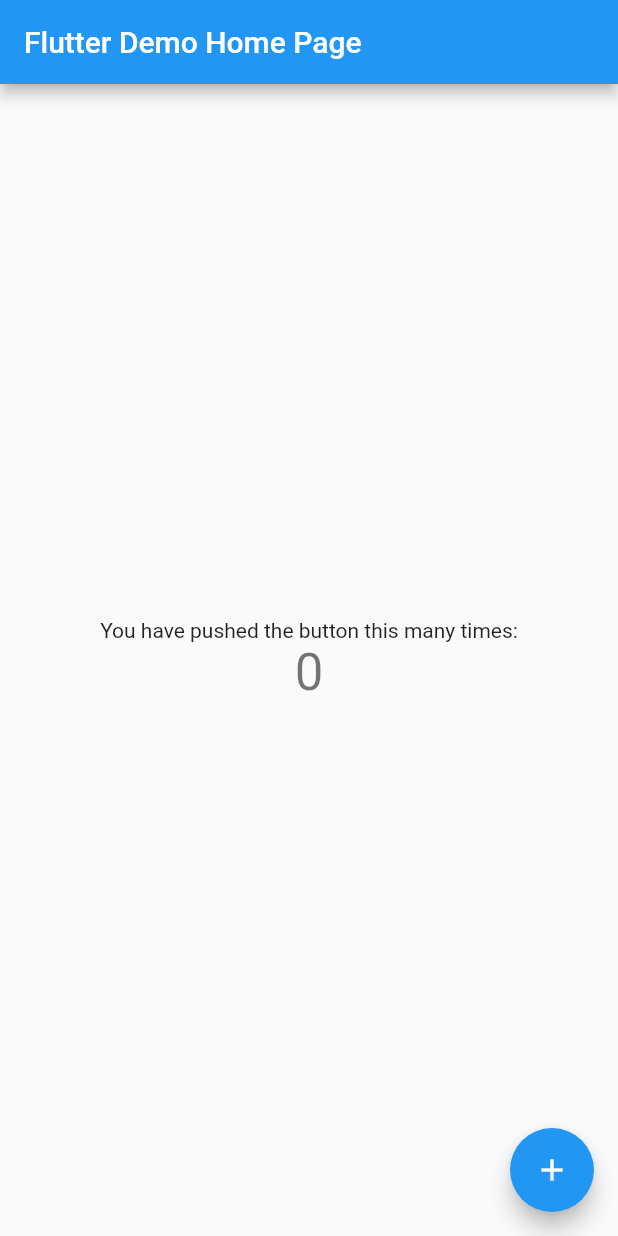
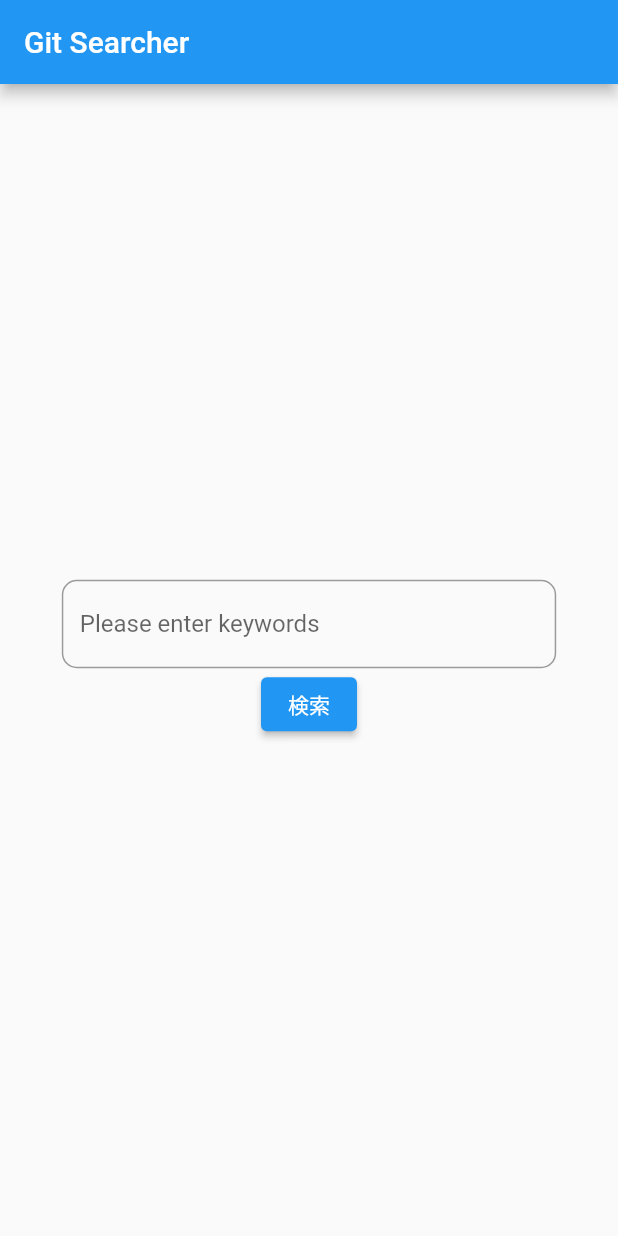
Before and after one commit to wataryo0408dev/yumemi_project, a Flutter app: the screen it shows after launch, on a phone screen of 412 x 824 dp. Run offline on Flutter 3.47's test engine with Material 2 defaults, Android fonts, the light colour scheme and no system bars.

Commit message:
add: input page

```diff
--- a/yumemi_project/lib/main.dart
+++ b/yumemi_project/lib/main.dart
@@ -1,115 +1,189 @@
 import 'package:flutter/material.dart';
 
-void main() {
+void main(){
   runApp(const MyApp());
 }
 
-class MyApp extends StatelessWidget {
+class MyApp extends StatelessWidget{
   const MyApp({super.key});
 
-  // This widget is the root of your application.
-  @override
-  Widget build(BuildContext context) {
+  Widget build(BuildContext context){
     return MaterialApp(
-      title: 'Flutter Demo',
+      title: "Yumemi Git Searcher",
       theme: ThemeData(
-        // This is the theme of your application.
-        //
-        // Try running your application with "flutter run". You'll see the
-        // application has a blue toolbar. Then, without quitting the app, try
-        // changing the primarySwatch below to Colors.green and then invoke
-        // "hot reload" (press "r" in the console where you ran "flutter run",
-        // or simply save your changes to "hot reload" in a Flutter IDE).
-        // Notice that the counter didn't reset back to zero; the application
-        // is not restarted.
-        primarySwatch: Colors.blue,
+
       ),
-      home: const MyHomePage(title: 'Flutter Demo Home Page'),
+      home: InputPage(),
     );
   }
 }
 
-class MyHomePage extends StatefulWidget {
-  const MyHomePage({super.key, required this.title});
+class InputPage extends StatefulWidget{
 
-  // This widget is the home page of your application. It is stateful, meaning
-  // that it has a State object (defined below) that contains fields that affect
-  // how it looks.
-
-  // This class is the configuration for the state. It holds the values (in this
-  // case the title) provided by the parent (in this case the App widget) and
-  // used by the build method of the State. Fields in a Widget subclass are
-  // always marked "final".
-
-  final String title;
+  const InputPage({super.key});
 
   @override
-  State<MyHomePage> createState() => _MyHomePageState();
+  State<InputPage> createState() => InputPageState();
 }
 
-class _MyHomePageState extends State<MyHomePage> {
-  int _counter = 0;
+class InputPageState extends State<InputPage>{
 
-  void _incrementCounter() {
-    setState(() {
-      // This call to setState tells the Flutter framework that something has
-      // changed in this State, which causes it to rerun the build method below
-      // so that the display can reflect the updated values. If we changed
-      // _counter without calling setState(), then the build method would not be
-      // called again, and so nothing would appear to happen.
-      _counter++;
-    });
-  }
+  String keyword = "";
 
   @override
-  Widget build(BuildContext context) {
-    // This method is rerun every time setState is called, for instance as done
-    // by the _incrementCounter method above.
-    //
-    // The Flutter framework has been optimized to make rerunning build methods
-    // fast, so that you can just rebuild anything that needs updating rather
-    // than having to individually change instances of widgets.
+  Widget build(BuildContext context){
+
+    final Size deviceSize = MediaQuery.of(context).size;
+
     return Scaffold(
       appBar: AppBar(
-        // Here we take the value from the MyHomePage object that was created by
-        // the App.build method, and use it to set our appbar title.
-        title: Text(widget.title),
+        title: const Text("Git Searcher"),
       ),
+
       body: Center(
-        // Center is a layout widget. It takes a single child and positions it
-        // in the middle of the parent.
         child: Column(
-          // Column is also a layout widget. It takes a list of children and
-          // arranges them vertically. By default, it sizes itself to fit its
-          // children horizontally, and tries to be as tall as its parent.
-          //
-          // Invoke "debug painting" (press "p" in the console, choose the
-          // "Toggle Debug Paint" action from the Flutter Inspector in Android
-          // Studio, or the "Toggle Debug Paint" command in Visual Studio Code)
-          // to see the wireframe for each widget.
-          //
-          // Column has various properties to control how it sizes itself and
-          // how it positions its children. Here we use mainAxisAlignment to
-          // center the children vertically; the main axis here is the vertical
-          // axis because Columns are vertical (the cross axis would be
-          // horizontal).
           mainAxisAlignment: MainAxisAlignment.center,
-          children: <Widget>[
-            const Text(
-              'You have pushed the button this many times:',
+          children: [
+            SizedBox(
+              width: deviceSize.width * 0.8,
+              child: TextField(
+                decoration: InputDecoration(
+                  border: OutlineInputBorder(
+                    borderRadius: BorderRadius.circular(10),
+                  ),
+                  hintText: "Please enter keywords"
+                ),
+                onChanged: (text) {
+                  keyword = text;
+                  print("keywords: $keyword");
+                },
+              ),
             ),
-            Text(
-              '$_counter',
-              style: Theme.of(context).textTheme.headlineMedium,
+
+            ElevatedButton(
+              onPressed: () {
+                //画面遷移
+              },
+              child: const Text("検索"),
             ),
           ],
         ),
-      ),
-      floatingActionButton: FloatingActionButton(
-        onPressed: _incrementCounter,
-        tooltip: 'Increment',
-        child: const Icon(Icons.add),
-      ), // This trailing comma makes auto-formatting nicer for build methods.
+      ) ,
     );
   }
 }
+
+
+// void main() {
+//   runApp(const MyApp());
+// }
+
+// class MyApp extends StatelessWidget {
+//   const MyApp({super.key});
+
+//   // This widget is the root of your application.
+//   @override
+//   Widget build(BuildContext context) {
+//     return MaterialApp(
+//       title: 'Flutter Demo',
+//       theme: ThemeData(
+//         // This is the theme of your application.
+//         //
+//         // Try running your application with "flutter run". You'll see the
+//         // application has a blue toolbar. Then, without quitting the app, try
+//         // changing the primarySwatch below to Colors.green and then invoke
+//         // "hot reload" (press "r" in the console where you ran "flutter run",
+//         // or simply save your changes to "hot reload" in a Flutter IDE).
+//         // Notice that the counter didn't reset back to zero; the application
+//         // is not restarted.
+//         primarySwatch: Colors.blue,
+//       ),
+//       home: const MyHomePage(title: 'Flutter Demo Home Page'),
+//     );
+//   }
+// }
+
+// class MyHomePage extends StatefulWidget {
+//   const MyHomePage({super.key, required this.title});
+
+//   // This widget is the home page of your application. It is stateful, meaning
+//   // that it has a State object (defined below) that contains fields that affect
+//   // how it looks.
+
+//   // This class is the configuration for the state. It holds the values (in this
+//   // case the title) provided by the parent (in this case the App widget) and
+//   // used by the build method of the State. Fields in a Widget subclass are
+//   // always marked "final".
+
+//   final String title;
+
+//   @override
+//   State<MyHomePage> createState() => _MyHomePageState();
+// }
+
+// class _MyHomePageState extends State<MyHomePage> {
+//   int _counter = 0;
+
+//   void _incrementCounter() {
+//     setState(() {
+//       // This call to setState tells the Flutter framework that something has
+//       // changed in this State, which causes it to rerun the build method below
+//       // so that the display can reflect the updated values. If we changed
+//       // _counter without calling setState(), then the build method would not be
+//       // called again, and so nothing would appear to happen.
+//       _counter++;
+//     });
+//   }
+
+//   @override
+//   Widget build(BuildContext context) {
+//     // This method is rerun every time setState is called, for instance as done
+//     // by the _incrementCounter method above.
+//     //
+//     // The Flutter framework has been optimized to make rerunning build methods
+//     // fast, so that you can just rebuild anything that needs updating rather
+//     // than having to individually change instances of widgets.
+//     return Scaffold(
+//       appBar: AppBar(
+//         // Here we take the value from the MyHomePage object that was created by
+//         // the App.build method, and use it to set our appbar title.
+//         title: Text(widget.title),
+//       ),
+//       body: Center(
+//         // Center is a layout widget. It takes a single child and positions it
+//         // in the middle of the parent.
+//         child: Column(
+//           // Column is also a layout widget. It takes a list of children and
+//           // arranges them vertically. By default, it sizes itself to fit its
+//           // children horizontally, and tries to be as tall as its parent.
+//           //
+//           // Invoke "debug painting" (press "p" in the console, choose the
+//           // "Toggle Debug Paint" action from the Flutter Inspector in Android
+//           // Studio, or the "Toggle Debug Paint" command in Visual Studio Code)
+//           // to see the wireframe for each widget.
+//           //
+//           // Column has various properties to control how it sizes itself and
+//           // how it positions its children. Here we use mainAxisAlignment to
+//           // center the children vertically; the main axis here is the vertical
+//           // axis because Columns are vertical (the cross axis would be
+//           // horizontal).
+//           mainAxisAlignment: MainAxisAlignment.center,
+//           children: <Widget>[
+//             const Text(
+//               'You have pushed the button this many times:',
+//             ),
+//             Text(
+//               '$_counter',
+//               style: Theme.of(context).textTheme.headlineMedium,
+//             ),
+//           ],
+//         ),
+//       ),
+//       floatingActionButton: FloatingActionButton(
+//         onPressed: _incrementCounter,
+//         tooltip: 'Increment',
+//         child: const Icon(Icons.add),
+//       ), // This trailing comma makes auto-formatting nicer for build methods.
+//     );
+//   }
+// }
```
